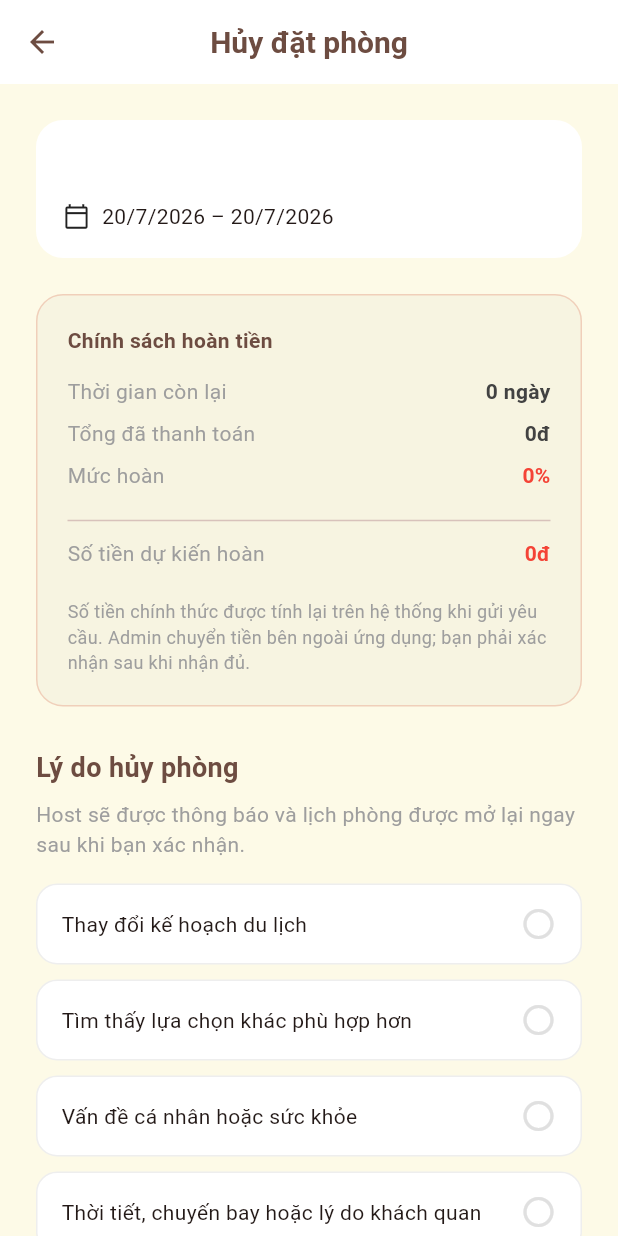
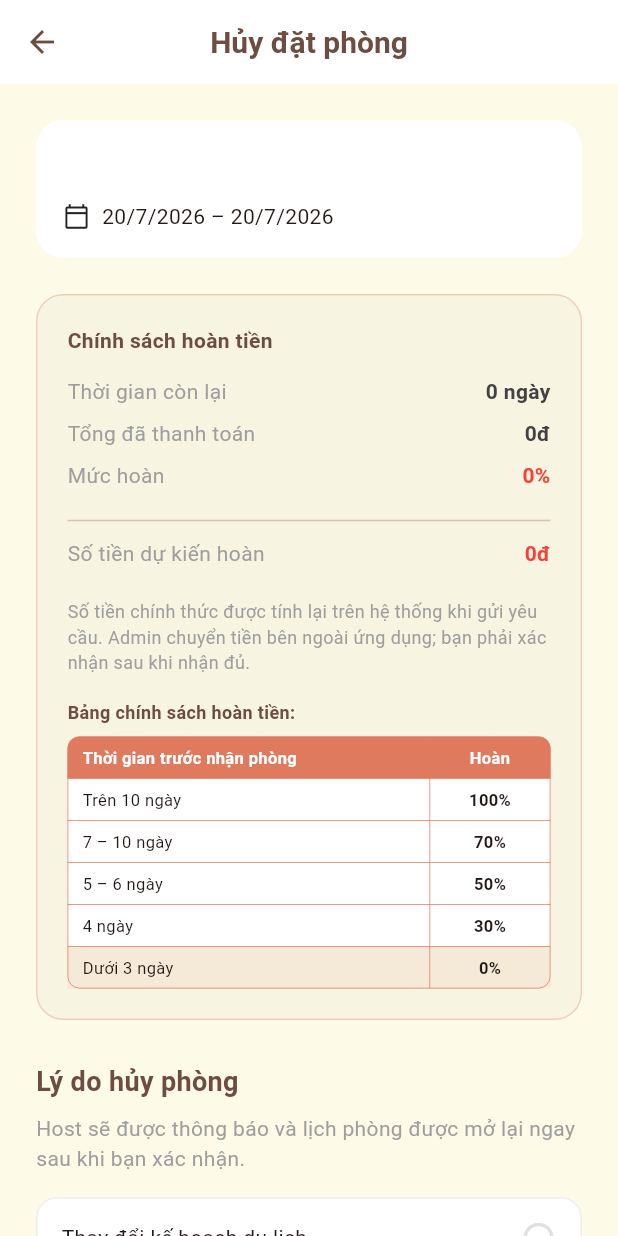
Before and after one commit to thuymt1/PRM393_Group5, a Flutter app: the CancelBookingPage screen opened directly with empty values, on a phone screen of 412 x 824 dp. Run offline on Flutter 3.47's test engine with Material 3 defaults, Android fonts, the phone set to English and light mode, and no system bars; our stand-ins replace flutter_riverpod, image_picker, supabase_flutter; missing offline and left inert: dart:html; accounts and stored records are empty; network calls fail; Roboto replaces fonts that are missing (BeVietnamPro).

Commit message:
Fix Refund policy and ui

```diff
--- a/lib/features/payments/models/refund_policy.dart
+++ b/lib/features/payments/models/refund_policy.dart
@@ -30,10 +30,11 @@ abstract final class RefundPolicy {
     final days = checkInDate.difference(requestDate).inDays;
 
     final percent = switch (days) {
-      >= 7 => 100,
-      >= 3 => 70,
-      >= 1 => 30,
-      _ => 0,
+      > 10 => 100,  // x > 10: hoàn 100%
+      >= 7 => 70,   // 7 <= x <= 10: hoàn 70%
+      >= 5 => 50,   // 5 <= x < 7: hoàn 50%
+      >= 4 => 30,   // 3 < x < 5 (tức x = 4): hoàn 30%
+      _ => 0,       // x <= 3: không hoàn tiền
     };
 
     return RefundQuote(
--- a/lib/screens/admin/admin_finance_tab.dart
+++ b/lib/screens/admin/admin_finance_tab.dart
@@ -11,17 +11,9 @@ class AdminFinanceTab extends StatelessWidget {
 
   @override
   Widget build(BuildContext context) {
-    final hasCancellation = bookings.any(
-      (item) => const {
-        'cancel_pending',
-        'refunded',
-        'cancelled',
-      }.contains((item as Map)['status']),
-    );
     return DefaultTabController(
-      key: ValueKey(hasCancellation),
       length: 2,
-      initialIndex: hasCancellation ? 1 : 0,
+      initialIndex: 0,
       child: Column(
         children: [
           Material(
--- a/lib/screens/customer/cancel_booking_page.dart
+++ b/lib/screens/customer/cancel_booking_page.dart
@@ -227,8 +227,101 @@ class _CancelBookingPageState extends ConsumerState<CancelBookingPage> {
             'Số tiền chính thức được tính lại trên hệ thống khi gửi yêu cầu. Admin chuyển tiền bên ngoài ứng dụng; bạn phải xác nhận sau khi nhận đủ.',
             style: TextStyle(fontSize: 12, color: Colors.grey, height: 1.4),
           ),
+          const SizedBox(height: 16),
+          const Text(
+            'Bảng chính sách hoàn tiền:',
+            style: TextStyle(
+              fontSize: 12,
+              fontWeight: FontWeight.bold,
+              color: Color(0xFF6D4C41),
+            ),
+          ),
+          const SizedBox(height: 8),
+          _policyTable(),
         ],
       ),
+    );
+  }
+
+  Widget _policyTable() {
+    const rows = [
+      ('Trên 10 ngày', '100%'),
+      ('7 – 10 ngày', '70%'),
+      ('5 – 6 ngày', '50%'),
+      ('4 ngày', '30%'),
+      ('Dưới 3 ngày', '0%'),
+    ];
+    return Table(
+      border: TableBorder.all(
+        color: const Color(0xFFE07A5F),
+        width: 0.5,
+        borderRadius: BorderRadius.circular(8),
+      ),
+      columnWidths: const {
+        0: FlexColumnWidth(3),
+        1: FlexColumnWidth(1),
+      },
+      children: [
+        // Header
+        TableRow(
+          decoration: const BoxDecoration(
+            color: Color(0xFFE07A5F),
+            borderRadius: BorderRadius.vertical(top: Radius.circular(8)),
+          ),
+          children: const [
+            Padding(
+              padding: EdgeInsets.symmetric(horizontal: 10, vertical: 6),
+              child: Text(
+                'Thời gian trước nhận phòng',
+                style: TextStyle(
+                  fontSize: 11,
+                  fontWeight: FontWeight.bold,
+                  color: Colors.white,
+                ),
+              ),
+            ),
+            Padding(
+              padding: EdgeInsets.symmetric(horizontal: 10, vertical: 6),
+              child: Text(
+                'Hoàn',
+                style: TextStyle(
+                  fontSize: 11,
+                  fontWeight: FontWeight.bold,
+                  color: Colors.white,
+                ),
+                textAlign: TextAlign.center,
+              ),
+            ),
+          ],
+        ),
+        for (final (label, percent) in rows)
+          TableRow(
+            decoration: BoxDecoration(
+              color: _quote.percent.toString() == percent.replaceAll('%', '')
+                  ? const Color(0xFFE07A5F).withValues(alpha: .08)
+                  : Colors.white,
+            ),
+            children: [
+              Padding(
+                padding:
+                    const EdgeInsets.symmetric(horizontal: 10, vertical: 6),
+                child: Text(label, style: const TextStyle(fontSize: 11)),
+              ),
+              Padding(
+                padding:
+                    const EdgeInsets.symmetric(horizontal: 10, vertical: 6),
+                child: Text(
+                  percent,
+                  textAlign: TextAlign.center,
+                  style: const TextStyle(
+                    fontSize: 11,
+                    fontWeight: FontWeight.bold,
+                  ),
+                ),
+              ),
+            ],
+          ),
+      ],
     );
   }
 
```
